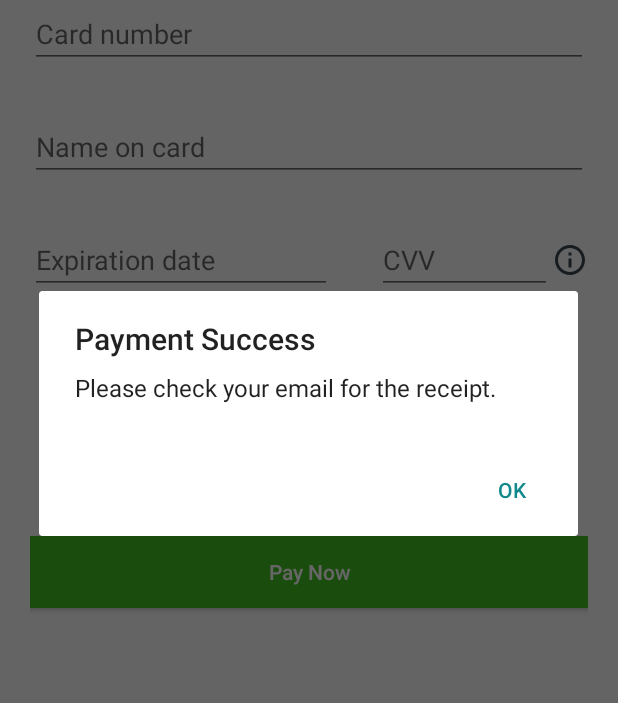
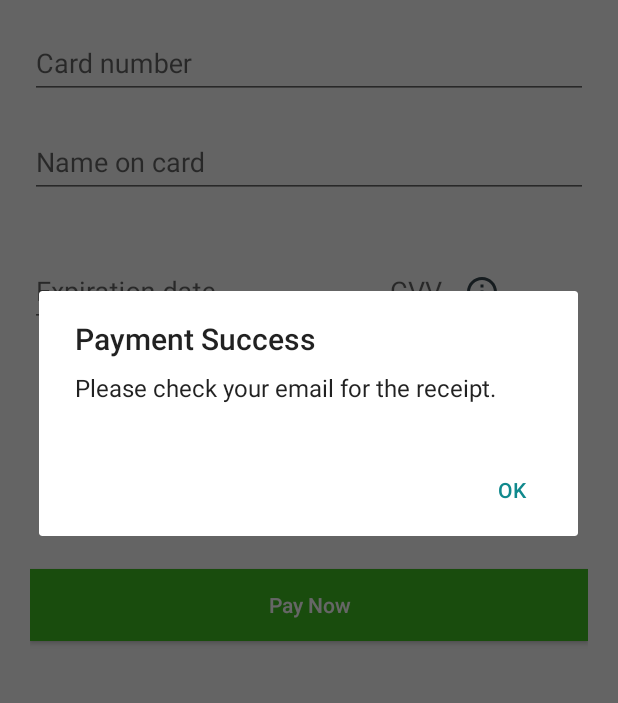
Before and after one commit to Jiaenong/GrabNGo, an Android app: the PaymentActivity screen opened directly, with no data from a screen before it, after a tap on "Pay Now", on a phone screen of 412 x 824 dp, the part 204-907 px from its top. Run offline under Robolectric (Android 15) with nearby library versions, the phone set to English and light mode, and no system bars; our stand-ins replace Firebase (no records; nobody signed in at launch, a user with empty details on screens opened directly); 2 statements that could not run were skipped.

Commit message:
commit: update on the some error in cartActivity and PaymentActivity

```diff
--- a/app/src/main/java/com/example/user/grabngo/CartActivity.java
+++ b/app/src/main/java/com/example/user/grabngo/CartActivity.java
@@ -175,19 +175,21 @@ public class CartActivity extends AppCompatActivity {
                         public void onSuccess(QuerySnapshot queryDocumentSnapshots) {
                             double price = 0, totalPrice = 0;
                             String key = "";
+                            int quantity = 0;
                             String id = SaveSharedPreference.getID(CartActivity.this);
                             for(QueryDocumentSnapshot documentSnapshot : queryDocumentSnapshots)
                             {
                                 CartItem cart = documentSnapshot.toObject(CartItem.class);
                                 key = documentSnapshot.getId();
                                 price = cart.getPrice();
+                                quantity = cart.getQuantity();
 
                             }
                             mDocumentReference = mFirebaseFirestore.document("Customer/"+id+"/Cart/"+key);
                             mDocumentReference.delete();
                             String text = pricePayment.getText().toString();
                             totalPrice = Double.parseDouble(text.substring(2));
-                            totalPrice -= price;
+                            totalPrice -= price*quantity;
                             pricePayment.setText("RM " + totalPrice);
 
                             if(cartList.isEmpty()){
--- a/app/src/main/java/com/example/user/grabngo/Class/Payment.java
+++ b/app/src/main/java/com/example/user/grabngo/Class/Payment.java
@@ -7,18 +7,20 @@ public class Payment {
     private String payTime;
     private List<String> item;
     private double totalPayment;
+    private String customerKey;
 
     public Payment()
     {
 
     }
 
-    public Payment(String payDate, String payTime, List<String> item, double totalPayment)
+    public Payment(String payDate, String payTime, List<String> item, double totalPayment, String customerKey)
     {
         this.payDate = payDate;
         this.payTime = payTime;
         this.item = item;
         this.totalPayment = totalPayment;
+        this.customerKey = customerKey;
     }
 
     public String getPayDate() {
@@ -52,4 +54,12 @@ public class Payment {
     public void setTotalPayment(double totalPayment) {
         this.totalPayment = totalPayment;
     }
+
+    public String getCustomerKey() {
+        return customerKey;
+    }
+
+    public void setCustomerKey(String customerKey) {
+        this.customerKey = customerKey;
+    }
 }
--- a/app/src/main/java/com/example/user/grabngo/PaymentActivity.java
+++ b/app/src/main/java/com/example/user/grabngo/PaymentActivity.java
@@ -1,5 +1,6 @@
 package com.example.user.grabngo;
 
+import android.app.ProgressDialog;
 import android.content.DialogInterface;
 import android.content.Intent;
 import android.net.Uri;
@@ -20,9 +21,11 @@ import android.widget.TextView;
 import com.example.user.grabngo.Class.CartItem;
 import com.example.user.grabngo.Class.CartList;
 import com.example.user.grabngo.Class.Payment;
+import com.example.user.grabngo.Class.Product;
 import com.google.android.gms.tasks.OnSuccessListener;
 import com.google.firebase.firestore.CollectionReference;
 import com.google.firebase.firestore.DocumentReference;
+import com.google.firebase.firestore.DocumentSnapshot;
 import com.google.firebase.firestore.FirebaseFirestore;
 import com.google.firebase.firestore.Query;
 import com.google.firebase.firestore.QueryDocumentSnapshot;
@@ -44,13 +47,15 @@ public class PaymentActivity extends AppCompatActivity {
     private Button btnPayment;
     private EditText editTextCardNumber, editTextCardName, editTextExpDate, editTextCVV;
     private Switch switchSave;
+    private ProgressDialog progressDialog;
 
     private FirebaseFirestore mFirebaseFirestore;
     private CollectionReference mCollectionReference, nCollectionReference;
-    private DocumentReference mDocumentReference;
+    private DocumentReference mDocumentReference, nDocumentReference;
 
     private List<String> items;
     private String paymentID;
+    private int qty;
 
     @Override
     protected void onCreate(final Bundle savedInstanceState) {
@@ -82,7 +87,7 @@ public class PaymentActivity extends AppCompatActivity {
         String text = intent.getStringExtra("totalPrice");
 
         items = new ArrayList<>();
-
+        progressDialog = new ProgressDialog(this);
         editTextCardNumber = (EditText)findViewById(R.id.editTextCardNumber);
         editTextCardName = (EditText)findViewById(R.id.editTextCardName);
         editTextExpDate = (EditText)findViewById(R.id.editTextExpDate);
@@ -129,6 +134,9 @@ public class PaymentActivity extends AppCompatActivity {
         btnPayment.setOnClickListener(new View.OnClickListener() {
             @Override
             public void onClick(View view) {
+                if(progressDialog.isShowing())
+                    progressDialog.setMessage("Processing...");
+                progressDialog.show();
                 items.clear();
                 if(switchSave.isChecked())
                 {
@@ -146,7 +154,7 @@ public class PaymentActivity extends AppCompatActivity {
                 }else{
                     SaveSharedPreference.clearData(PaymentActivity.this);
                 }
-                String id = SaveSharedPreference.getID(PaymentActivity.this);
+                final String id = SaveSharedPreference.getID(PaymentActivity.this);
                 Calendar calendar = Calendar.getInstance();
                 SimpleDateFormat sdDate = new SimpleDateFormat("yyyy / MM / dd");
                 SimpleDateFormat sdTime = new SimpleDateFormat("HH:mm:ss");
@@ -157,19 +165,34 @@ public class PaymentActivity extends AppCompatActivity {
                 mCollectionReference.get().addOnSuccessListener(new OnSuccessListener<QuerySnapshot>() {
                     @Override
                     public void onSuccess(QuerySnapshot queryDocumentSnapshots) {
+                        String key = "";
                         for(QueryDocumentSnapshot documentSnapshot : queryDocumentSnapshots)
                         {
                             CartItem cartItem = documentSnapshot.toObject(CartItem.class);
                             String item = cartItem.getProductname();
+                            key = cartItem.getProductKey();
+                            qty = cartItem.getQuantity();
                             items.add(item);
                         }
                         String text = paymentPrice.getText().toString();
                         double price = Double.parseDouble(text.substring(2));
-                        Payment payment = new Payment(currentDate, currentTime, items, price);
+                        Payment payment = new Payment(currentDate, currentTime, items, price, id);
                         mDocumentReference = mFirebaseFirestore.document("Payment/"+paymentID);
+                        nDocumentReference = mFirebaseFirestore.document("Product/"+key);
+                        nDocumentReference.get().addOnSuccessListener(new OnSuccessListener<DocumentSnapshot>() {
+                            @Override
+                            public void onSuccess(DocumentSnapshot documentSnapshot) {
+                                Product product = documentSnapshot.toObject(Product.class);
+                                int quantity = product.getStockAmount();
+                                quantity -= qty;
+                                nDocumentReference.update("stockAmount",quantity);
+                            }
+                        });
                         mDocumentReference.set(payment).addOnSuccessListener(new OnSuccessListener<Void>() {
                             @Override
                             public void onSuccess(Void aVoid) {
+                                if(progressDialog.isShowing())
+                                    progressDialog.dismiss();
                                 AlertDialog.Builder builder = new AlertDialog.Builder(PaymentActivity.this);
                                 builder.setTitle("Payment Success");
                                 builder.setPositiveButton("OK", new DialogInterface.OnClickListener() {
--- a/app/src/main/res/layout/activity_payment.xml
+++ b/app/src/main/res/layout/activity_payment.xml
@@ -19,51 +19,73 @@
         android:layout_height="80dp"
         android:src="@drawable/credit_card_logo"/>
 
+    <android.support.design.widget.TextInputLayout
+        android:layout_width="match_parent"
+        android:layout_height="wrap_content"
+        android:layout_marginTop="10dp">
         <EditText
             android:id="@+id/editTextCardNumber"
             android:layout_width="match_parent"
             android:layout_height="wrap_content"
             android:hint="Card number"
             android:inputType="number" />
+    </android.support.design.widget.TextInputLayout>
 
+    <android.support.design.widget.TextInputLayout
+        android:layout_width="match_parent"
+        android:layout_height="wrap_content"
+        android:layout_marginTop="10dp">
         <EditText
             android:id="@+id/editTextCardName"
             android:layout_width="match_parent"
             android:layout_height="wrap_content"
-        android:layout_marginTop="30dp"
+            android:layout_marginTop="0dp"
             android:hint="Name on card" />
+    </android.support.design.widget.TextInputLayout>
 
     <LinearLayout
         android:layout_width="match_parent"
         android:layout_height="wrap_content"
-        android:layout_marginTop="30dp"
+        android:layout_marginTop="20dp"
         android:orientation="horizontal">
+
+        <android.support.design.widget.TextInputLayout
+            android:layout_width="216dp"
+            android:layout_height="wrap_content"
+            android:layout_marginTop="10dp">
 
             <EditText
                 android:id="@+id/editTextExpDate"
-            android:layout_width="wrap_content"
+                android:layout_width="match_parent"
                 android:layout_height="wrap_content"
                 android:layout_weight="1"
                 android:hint="Expiration date"
                 android:inputType="date" />
+        </android.support.design.widget.TextInputLayout>
+
+        <android.support.design.widget.TextInputLayout
+            android:layout_width="53dp"
+            android:layout_height="wrap_content"
+            android:layout_marginLeft="20dp"
+            android:layout_marginTop="10dp">
 
             <EditText
                 android:id="@+id/editTextCVV"
-            android:layout_width="wrap_content"
+                android:layout_width="match_parent"
                 android:layout_height="wrap_content"
-            android:layout_marginLeft="30dp"
-            android:layout_weight="1"
                 android:hint="CVV"
                 android:inputType="number"
                 android:maxLength="3" />
+        </android.support.design.widget.TextInputLayout>
 
         <ImageButton
             android:id="@+id/btn_hint"
             android:layout_width="wrap_content"
             android:layout_height="wrap_content"
+            android:layout_marginTop="10dp"
             android:layout_gravity="center_vertical"
             android:background="@android:color/transparent"
-            app:srcCompat="@drawable/ic_info_outline_black_24dp"/>
+            app:srcCompat="@drawable/ic_info_outline_black_24dp" />
 
     </LinearLayout>
 
```
Also changed, not shown: app/src/main/java/com/example/user/grabngo/AddToCartActivity.java (+4 -3 lines), app/src/main/java/com/example/user/grabngo/Class/CartItem.java (+19 -1 lines), app/src/main/res/layout/activity_cart.xml (+5 -4 lines), app/src/main/res/layout/fragment_edit_profile.xml (+15 -0 lines), app/src/main/res/layout/fragment_forget_password.xml (+15 -0 lines). Lines whose indentation alone changed are shown as unchanged.
